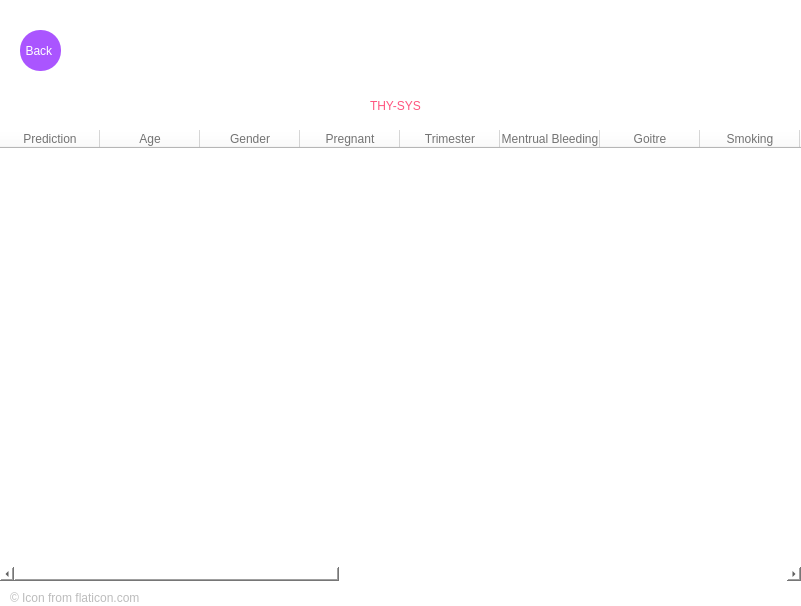
Qt form thysys_results.ui (EuphoriaForever/thysys) before a commit.
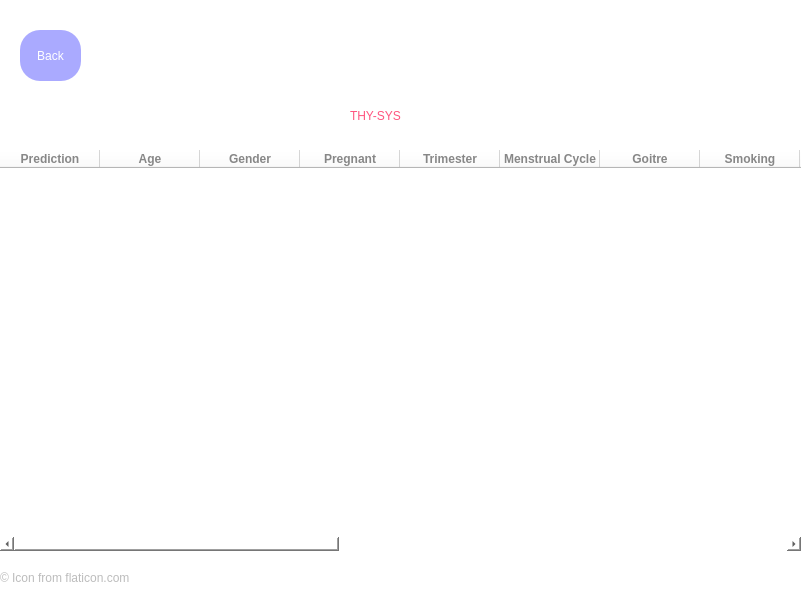
The same form after that commit. Icons and pictures are not drawn.

Commit message: checkbox to radio button

Patch:
```diff
--- a/thysys_results.ui
+++ b/thysys_results.ui
@@ -6,8 +6,8 @@
    <rect>
     <x>0</x>
     <y>0</y>
-    <width>801</width>
-    <height>606</height>
+    <width>802</width>
+    <height>600</height>
    </rect>
   </property>
   <property name="windowTitle">
@@ -16,13 +16,49 @@
   <property name="styleSheet">
    <string notr="true">background-color: rgb(255, 255, 255);</string>
   </property>
+  <widget class="QPushButton" name="Back">
+   <property name="geometry">
+    <rect>
+     <x>20</x>
+     <y>30</y>
+     <width>61</width>
+     <height>51</height>
+    </rect>
+   </property>
+   <property name="styleSheet">
+    <string notr="true">color: rgb(255, 255, 255);
+background-color: rgb(170, 170, 255);
+border-radius:20px;</string>
+   </property>
+   <property name="text">
+    <string>Back</string>
+   </property>
+  </widget>
+  <widget class="QLabel" name="thysysName">
+   <property name="geometry">
+    <rect>
+     <x>350</x>
+     <y>100</y>
+     <width>111</width>
+     <height>31</height>
+    </rect>
+   </property>
+   <property name="styleSheet">
+    <string notr="true">color: rgb(255, 85, 127);
+font: 87 14pt &quot;Arial Black&quot;;
+</string>
+   </property>
+   <property name="text">
+    <string>THY-SYS</string>
+   </property>
+  </widget>
   <widget class="QLabel" name="icon">
    <property name="geometry">
     <rect>
-     <x>370</x>
+     <x>350</x>
      <y>10</y>
-     <width>101</width>
-     <height>81</height>
+     <width>111</width>
+     <height>91</height>
     </rect>
    </property>
    <property name="text">
@@ -35,90 +71,34 @@
     <bool>true</bool>
    </property>
   </widget>
-  <widget class="QLabel" name="thysysName">
-   <property name="geometry">
-    <rect>
-     <x>370</x>
-     <y>90</y>
-     <width>111</width>
-     <height>31</height>
-    </rect>
-   </property>
-   <property name="styleSheet">
-    <string notr="true">color: rgb(255, 85, 127);
-font: 87 14pt &quot;Arial Black&quot;;
-</string>
-   </property>
-   <property name="text">
-    <string>THY-SYS</string>
-   </property>
-  </widget>
-  <widget class="QPushButton" name="Back">
-   <property name="geometry">
-    <rect>
-     <x>20</x>
-     <y>30</y>
-     <width>41</width>
-     <height>41</height>
-    </rect>
-   </property>
-   <property name="styleSheet">
-    <string notr="true">background-color: rgb(170, 85, 255);
-color: rgb(255, 255, 255);
-font: 75 10pt &quot;Arial&quot;;
-border-radius: 20px;</string>
-   </property>
-   <property name="text">
-    <string>Back </string>
-   </property>
-  </widget>
-  <widget class="QLabel" name="label_3">
-   <property name="geometry">
-    <rect>
-     <x>10</x>
-     <y>590</y>
-     <width>291</width>
-     <height>16</height>
-    </rect>
-   </property>
-   <property name="styleSheet">
-    <string notr="true">color: rgb(188, 188, 188);</string>
-   </property>
-   <property name="text">
-    <string>© Icon from flaticon.com</string>
-   </property>
-  </widget>
   <widget class="QTableWidget" name="tableWidget">
    <property name="geometry">
     <rect>
      <x>0</x>
-     <y>130</y>
+     <y>150</y>
      <width>801</width>
-     <height>451</height>
+     <height>401</height>
     </rect>
    </property>
    <property name="font">
     <font>
-     <family>Arial</family>
-     <pointsize>10</pointsize>
+     <family>arial</family>
+     <pointsize>12</pointsize>
      <weight>75</weight>
-     <italic>true</italic>
+     <italic>false</italic>
      <bold>true</bold>
     </font>
    </property>
    <property name="styleSheet">
-    <string notr="true">border-color: rgb(170, 0, 255);
-border:50px;
-color:rgb(115, 115, 115);</string>
+    <string notr="true">color: rgb(135, 135, 135);
+font-family: arial;
+font-weight: bold;</string>
    </property>
    <property name="frameShape">
     <enum>QFrame::NoFrame</enum>
    </property>
    <property name="frameShadow">
-    <enum>QFrame::Sunken</enum>
-   </property>
-   <property name="midLineWidth">
-    <number>0</number>
+    <enum>QFrame::Raised</enum>
    </property>
    <property name="editTriggers">
     <set>QAbstractItemView::NoEditTriggers</set>
@@ -153,7 +133,7 @@
    </column>
    <column>
     <property name="text">
-     <string>Mentrual Bleeding</string>
+     <string>Menstrual Cycle</string>
     </property>
    </column>
    <column>
@@ -198,7 +178,7 @@
    </column>
    <column>
     <property name="text">
-     <string>Hair loss</string>
+     <string>Hairloss</string>
     </property>
    </column>
    <column>
@@ -213,7 +193,7 @@
    </column>
    <column>
     <property name="text">
-     <string>Heartbeat</string>
+     <string>Heart Rate</string>
     </property>
    </column>
    <column>
@@ -222,6 +202,22 @@
     </property>
    </column>
   </widget>
+  <widget class="QLabel" name="label_3">
+   <property name="geometry">
+    <rect>
+     <x>0</x>
+     <y>570</y>
+     <width>291</width>
+     <height>16</height>
+    </rect>
+   </property>
+   <property name="styleSheet">
+    <string notr="true">color: rgb(188, 188, 188);</string>
+   </property>
+   <property name="text">
+    <string>© Icon from flaticon.com</string>
+   </property>
+  </widget>
  </widget>
  <resources/>
  <connections/>
```
The commit also changes 5 other files.
